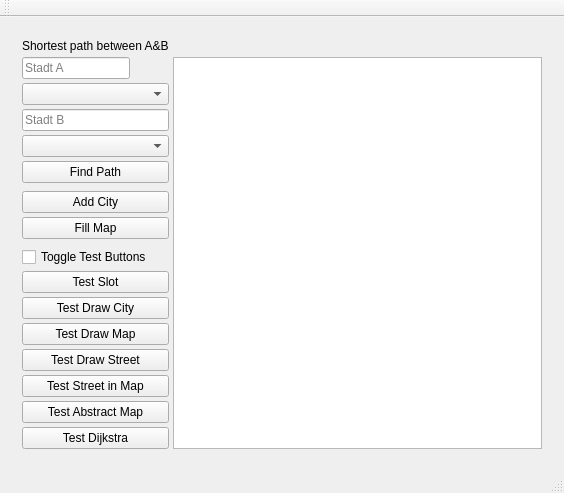
The window that Versuch8/streetplanner.ui (elEnemigo/Versuche) describes before a commit, drawn with Qt 5.
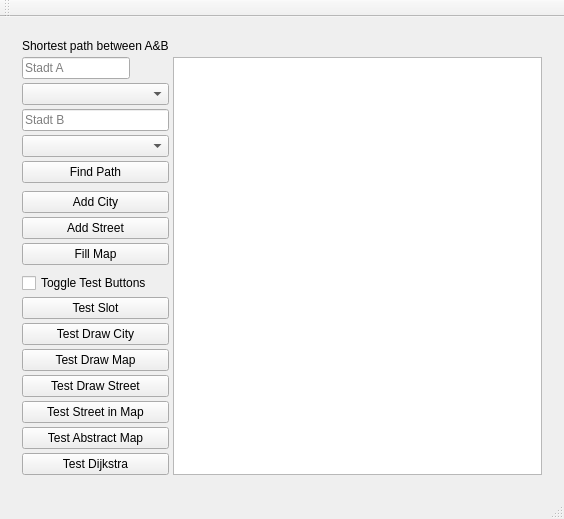
The same window after the commit.

```diff
--- a/Versuch8/streetplanner.ui
+++ b/Versuch8/streetplanner.ui
@@ -7,7 +7,7 @@
     <x>0</x>
     <y>0</y>
     <width>564</width>
-    <height>480</height>
+    <height>499</height>
    </rect>
   </property>
   <property name="windowTitle">
@@ -21,7 +21,7 @@
        <property name="spacing">
         <number>4</number>
        </property>
-       <item row="1" column="1" rowspan="18" colspan="2">
+       <item row="1" column="1" rowspan="19" colspan="2">
         <widget class="QGraphicsView" name="graphicsView">
          <property name="minimumSize">
           <size>
@@ -31,66 +31,45 @@
          </property>
         </widget>
        </item>
-       <item row="10" column="0">
-        <widget class="QCheckBox" name="checkBox">
+       <item row="14" column="0">
+        <widget class="QPushButton" name="pushButton_3">
          <property name="text">
-          <string>Toggle Test Buttons</string>
+          <string>Test Draw Map</string>
          </property>
         </widget>
        </item>
-       <item row="15" column="0">
+       <item row="16" column="0">
         <widget class="QPushButton" name="pushButton_5">
          <property name="text">
           <string>Test Street in Map</string>
          </property>
         </widget>
        </item>
-       <item row="1" column="0" alignment="Qt::AlignLeft|Qt::AlignTop">
-        <widget class="QLineEdit" name="lineEdit">
-         <property name="placeholderText">
-          <string>Stadt A</string>
+       <item row="11" column="0">
+        <widget class="QCheckBox" name="checkBox">
+         <property name="text">
+          <string>Toggle Test Buttons</string>
          </property>
         </widget>
        </item>
-       <item row="8" column="0">
+       <item row="9" column="0">
         <widget class="QPushButton" name="pushButton_7">
          <property name="text">
           <string>Fill Map</string>
          </property>
         </widget>
        </item>
-       <item row="14" column="0">
+       <item row="15" column="0">
         <widget class="QPushButton" name="pushButton_4">
          <property name="text">
           <string>Test Draw Street</string>
          </property>
         </widget>
        </item>
-       <item row="13" column="0">
-        <widget class="QPushButton" name="pushButton_3">
-         <property name="text">
-          <string>Test Draw Map</string>
-         </property>
-        </widget>
-       </item>
-       <item row="16" column="0">
-        <widget class="QPushButton" name="pushButton_8">
-         <property name="text">
-          <string>Test Abstract Map</string>
-         </property>
-        </widget>
-       </item>
-       <item row="5" column="0">
-        <widget class="QPushButton" name="pushButton_10">
-         <property name="text">
-          <string>Find Path</string>
-         </property>
-        </widget>
-       </item>
-       <item row="0" column="0" alignment="Qt::AlignTop">
-        <widget class="QLabel" name="label">
-         <property name="text">
-          <string>Shortest path between A&amp;B</string>
+       <item row="1" column="0" alignment="Qt::AlignLeft|Qt::AlignTop">
+        <widget class="QLineEdit" name="lineEdit">
+         <property name="placeholderText">
+          <string>Stadt A</string>
          </property>
         </widget>
        </item>
@@ -101,7 +80,7 @@
          </property>
         </widget>
        </item>
-       <item row="11" column="0">
+       <item row="12" column="0">
         <widget class="QPushButton" name="pushButton">
          <property name="text">
           <string>Test Slot</string>
@@ -109,6 +88,44 @@
         </widget>
        </item>
        <item row="17" column="0">
+        <widget class="QPushButton" name="pushButton_8">
+         <property name="text">
+          <string>Test Abstract Map</string>
+         </property>
+        </widget>
+       </item>
+       <item row="0" column="0" alignment="Qt::AlignTop">
+        <widget class="QLabel" name="label">
+         <property name="text">
+          <string>Shortest path between A&amp;B</string>
+         </property>
+        </widget>
+       </item>
+       <item row="5" column="0">
+        <widget class="QPushButton" name="pushButton_10">
+         <property name="text">
+          <string>Find Path</string>
+         </property>
+        </widget>
+       </item>
+       <item row="2" column="0">
+        <widget class="QComboBox" name="comboBox">
+         <property name="enabled">
+          <bool>true</bool>
+         </property>
+         <property name="currentText">
+          <string/>
+         </property>
+        </widget>
+       </item>
+       <item row="4" column="0">
+        <widget class="QComboBox" name="comboBox_2">
+         <property name="enabled">
+          <bool>true</bool>
+         </property>
+        </widget>
+       </item>
+       <item row="18" column="0">
         <widget class="QPushButton" name="pushButton_9">
          <property name="text">
           <string>Test Dijkstra</string>
@@ -122,7 +139,17 @@
          </property>
         </widget>
        </item>
-       <item row="18" column="0">
+       <item row="13" column="0">
+        <widget class="QPushButton" name="pushButton_2">
+         <property name="text">
+          <string>Test Draw City</string>
+         </property>
+         <property name="checkable">
+          <bool>false</bool>
+         </property>
+        </widget>
+       </item>
+       <item row="19" column="0">
         <spacer name="verticalSpacer">
          <property name="orientation">
           <enum>Qt::Vertical</enum>
@@ -135,30 +162,10 @@
          </property>
         </spacer>
        </item>
-       <item row="12" column="0">
-        <widget class="QPushButton" name="pushButton_2">
+       <item row="8" column="0">
+        <widget class="QPushButton" name="pushButton_11">
          <property name="text">
-          <string>Test Draw City</string>
-         </property>
-         <property name="checkable">
-          <bool>false</bool>
-         </property>
-        </widget>
-       </item>
-       <item row="2" column="0">
-        <widget class="QComboBox" name="comboBox">
-         <property name="enabled">
-          <bool>true</bool>
-         </property>
-         <property name="currentText">
-          <string/>
-         </property>
-        </widget>
-       </item>
-       <item row="4" column="0">
-        <widget class="QComboBox" name="comboBox_2">
-         <property name="enabled">
-          <bool>true</bool>
+          <string>Add Street</string>
          </property>
         </widget>
        </item>
```
